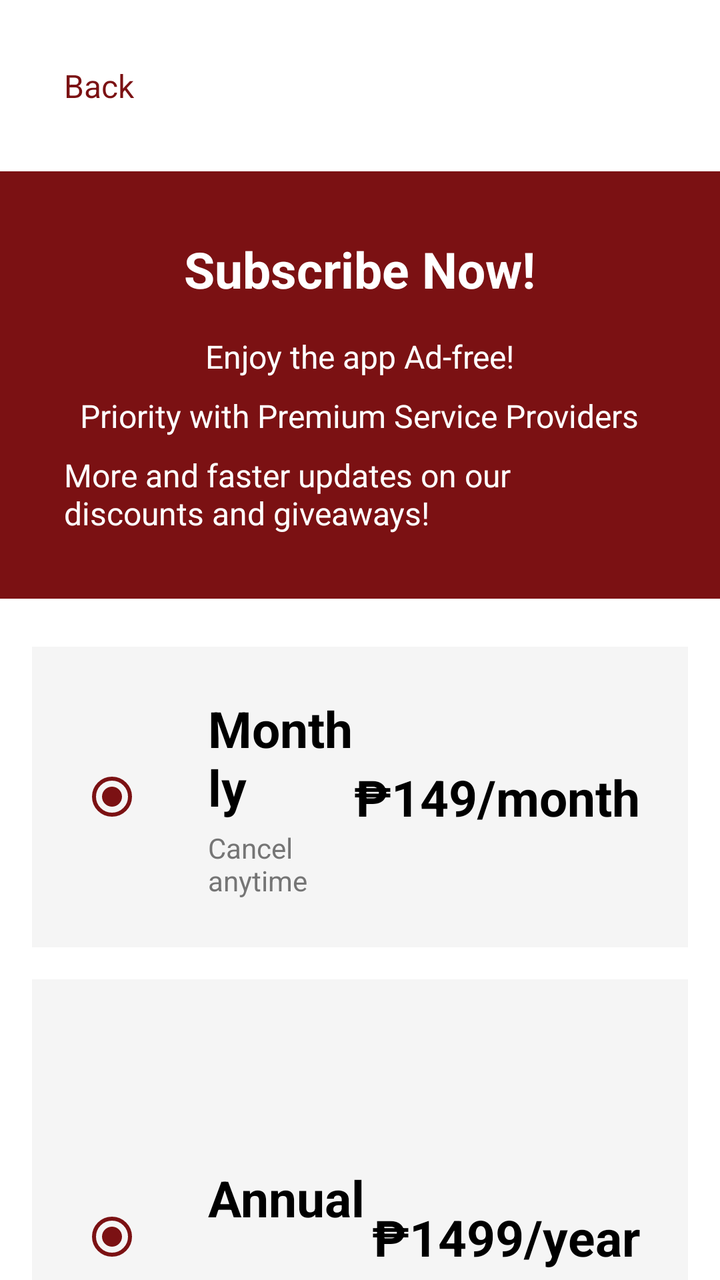
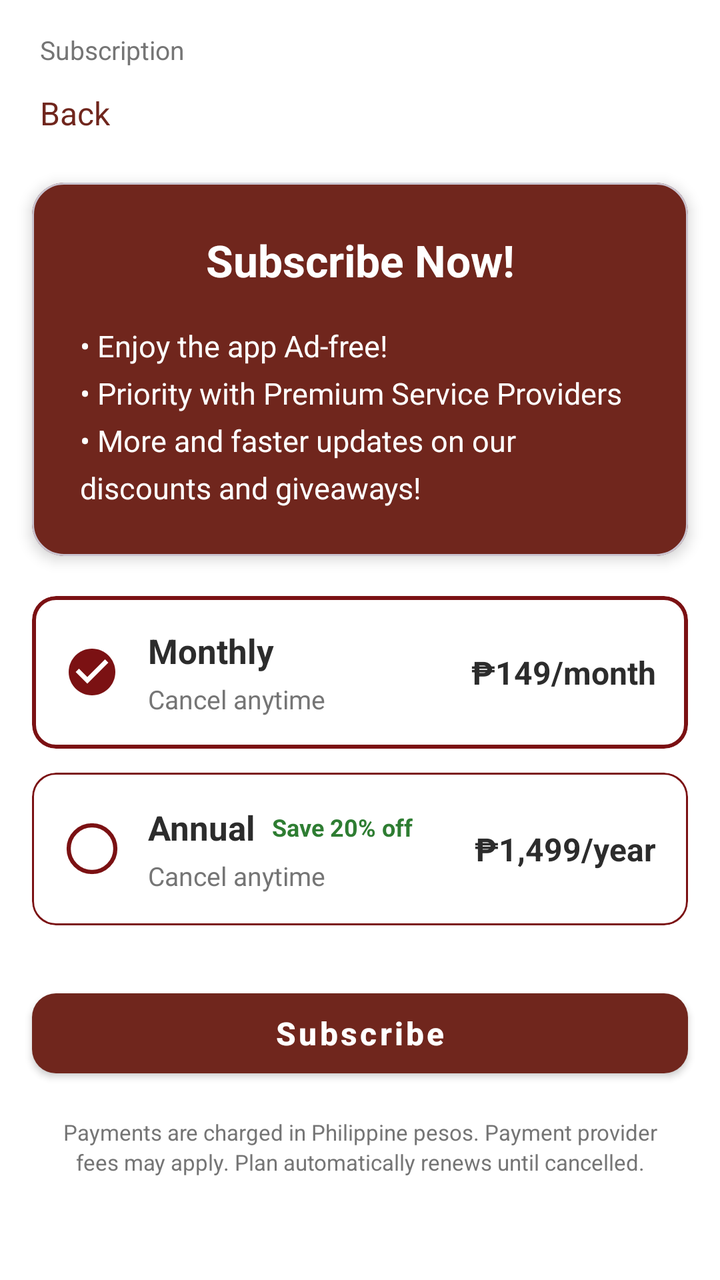

Two renders of the same Android screen: before a commit and after it. Below are the layout's source before the change and the commit's diff.
<!-- AndroidManifest.xml: application theme Theme.FixItFinderApp -->
<!-- res/layout/activity_subscription.xml -->
<?xml version="1.0" encoding="utf-8"?>
<androidx.constraintlayout.widget.ConstraintLayout
    xmlns:android="http://schemas.android.com/apk/res/android"
    xmlns:app="http://schemas.android.com/apk/res-auto"
    android:layout_width="match_parent"
    android:layout_height="match_parent"
    android:background="@android:color/white">

    
    <TextView
        android:id="@+id/tvBack"
        android:layout_width="wrap_content"
        android:layout_height="wrap_content"
        android:text="Back"
        android:textColor="@color/color_primary"
        android:textSize="16sp"
        android:padding="16dp"
        android:clickable="true"
        android:focusable="true"
        app:layout_constraintTop_toTopOf="parent"
        app:layout_constraintStart_toStartOf="parent"
        android:layout_marginTop="16dp"
        android:layout_marginStart="16dp" />

    
    <LinearLayout
        android:id="@+id/layoutHeader"
        android:layout_width="match_parent"
        android:layout_height="wrap_content"
        android:orientation="vertical"
        android:background="@color/color_primary"
        android:padding="32dp"
        android:gravity="center"
        android:layout_marginTop="16dp"
        app:layout_constraintTop_toBottomOf="@+id/tvBack"
        app:layout_constraintStart_toStartOf="parent"
        app:layout_constraintEnd_toEndOf="parent">

        <TextView
            android:layout_width="wrap_content"
            android:layout_height="wrap_content"
            android:text="Subscribe Now!"
            android:textSize="25sp"
            android:textStyle="bold"
            android:textColor="@color/white"
            android:layout_marginBottom="16dp" />

        <TextView
            android:layout_width="wrap_content"
            android:layout_height="wrap_content"
            android:text="Enjoy the app Ad-free!"
            android:textSize="16sp"
            android:textColor="@color/white"
            android:layout_marginBottom="8dp" />

        <TextView
            android:layout_width="wrap_content"
            android:layout_height="wrap_content"
            android:text="Priority with Premium Service Providers"
            android:textSize="16sp"
            android:textColor="@color/white"
            android:layout_marginBottom="8dp" />

        <TextView
            android:layout_width="wrap_content"
            android:layout_height="wrap_content"
            android:text="More and faster updates on our discounts and giveaways!"
            android:textSize="16sp"
            android:textColor="@color/white" />
    </LinearLayout>

    
    <LinearLayout
        android:id="@+id/layoutMonthly"
        android:layout_width="match_parent"
        android:layout_height="wrap_content"
        android:orientation="horizontal"
        android:padding="24dp"
        android:gravity="center_vertical"
        android:background="#F5F5F5"
        android:layout_marginStart="16dp"
        android:layout_marginEnd="16dp"
        android:layout_marginTop="24dp"
        app:layout_constraintTop_toBottomOf="@+id/layoutHeader"
        app:layout_constraintStart_toStartOf="parent"
        app:layout_constraintEnd_toEndOf="parent">

        <RadioButton
            android:id="@+id/radioMonthly"
            android:layout_width="wrap_content"
            android:layout_height="wrap_content"
            android:checked="true"
            android:buttonTint="@color/color_primary"
            android:layout_marginEnd="16dp" />

        <LinearLayout
            android:layout_width="0dp"
            android:layout_height="wrap_content"
            android:layout_weight="1"
            android:orientation="vertical">

            <TextView
                android:layout_width="wrap_content"
                android:layout_height="wrap_content"
                android:text="Monthly"
                android:textSize="25sp"
                android:textStyle="bold"
                android:textColor="@android:color/black" />

            <TextView
                android:layout_width="wrap_content"
                android:layout_height="wrap_content"
                android:text="Cancel anytime"
                android:textSize="14sp"
                android:textColor="#757575"
                android:layout_marginTop="4dp" />
        </LinearLayout>

        <TextView
            android:layout_width="wrap_content"
            android:layout_height="wrap_content"
            android:text="₱149/month"
            android:textSize="25sp"
            android:textStyle="bold"
            android:textColor="@android:color/black" />
    </LinearLayout>

    
    <LinearLayout
        android:id="@+id/layoutAnnual"
        android:layout_width="match_parent"
        android:layout_height="wrap_content"
        android:orientation="horizontal"
        android:padding="24dp"
        android:gravity="center_vertical"
        android:background="#F5F5F5"
        android:layout_marginStart="16dp"
        android:layout_marginEnd="16dp"
        android:layout_marginTop="16dp"
        app:layout_constraintTop_toBottomOf="@+id/layoutMonthly"
        app:layout_constraintStart_toStartOf="parent"
        app:layout_constraintEnd_toEndOf="parent">

        <RadioButton
            android:id="@+id/radioAnnual"
            android:layout_width="wrap_content"
            android:layout_height="wrap_content"
            android:checked="true"
            android:buttonTint="@color/color_primary"
            android:layout_marginEnd="16dp" />

        <LinearLayout
            android:layout_width="0dp"
            android:layout_height="wrap_content"
            android:layout_weight="1"
            android:orientation="vertical">

            <LinearLayout
                android:layout_width="wrap_content"
                android:layout_height="wrap_content"
                android:orientation="horizontal"
                android:gravity="center_vertical">

                <TextView
                    android:layout_width="wrap_content"
                    android:layout_height="wrap_content"
                    android:text="Annual"
                    android:textSize="25sp"
                    android:textStyle="bold"
                    android:textColor="@android:color/black" />

                <TextView
                    android:layout_width="wrap_content"
                    android:layout_height="wrap_content"
                    android:text="Save 20% off"
                    android:textSize="12sp"
                    android:textColor="#4CAF50"
                    android:textStyle="bold"
                    android:layout_marginStart="8dp" />
            </LinearLayout>

            <TextView
                android:layout_width="wrap_content"
                android:layout_height="wrap_content"
                android:text="Cancel anytime"
                android:textSize="14sp"
                android:textColor="#757575"
                android:layout_marginTop="4dp" />
        </LinearLayout>

        <TextView
            android:layout_width="wrap_content"
            android:layout_height="wrap_content"
            android:text="₱1499/year"
            android:textSize="25sp"
            android:textStyle="bold"
            android:textColor="@android:color/black" />
    </LinearLayout>

    
    <Button
        android:id="@+id/btnSubscribe"
        android:layout_width="0dp"
        android:layout_height="wrap_content"
        android:text="Subscribe"
        android:textColor="@color/white"
        android:backgroundTint="@color/color_primary"
        android:padding="16dp"
        android:layout_marginStart="16dp"
        android:layout_marginEnd="16dp"
        android:layout_marginTop="32dp"
        app:layout_constraintTop_toBottomOf="@+id/layoutAnnual"
        app:layout_constraintStart_toStartOf="parent"
        app:layout_constraintEnd_toEndOf="parent" />

    
    <TextView
        android:id="@+id/tvFooter"
        android:layout_width="0dp"
        android:layout_height="wrap_content"
        android:text="Payments are charged in Philippine pesos. Payment provider fees may apply. Plan automatically renews until cancelled."
        android:textSize="12sp"
        android:textColor="#757575"
        android:gravity="center"
        android:layout_marginStart="16dp"
        android:layout_marginEnd="16dp"
        android:layout_marginTop="16dp"
        android:layout_marginBottom="16dp"
        app:layout_constraintTop_toBottomOf="@+id/btnSubscribe"
        app:layout_constraintStart_toStartOf="parent"
        app:layout_constraintEnd_toEndOf="parent"
        app:layout_constraintBottom_toBottomOf="parent" />

</androidx.constraintlayout.widget.ConstraintLayout>
<!-- resources referenced by this layout -->
<resources>
  <color name="color_primary">#7B1113</color>
  <color name="white">#FFFFFFFF</color>
  <style name="Theme.FixItFinderApp" parent="Base.Theme.FixItFinderApp" />
  <style name="Base.Theme.FixItFinderApp" parent="Theme.Material3.DayNight.NoActionBar">
          <item name="colorPrimary">@color/color_primary</item>
          <item name="colorSecondary">@color/color_secondary</item>
          <item name="colorSurface">@color/color_background</item>
          <item name="colorOnSurface">@color/color_text_dark</item>
          <item name="colorPrimaryContainer">@color/color_primary</item>
          <item name="colorOnPrimary">@color/color_background</item>
      </style>
  <color name="color_secondary">#825037</color>
  <color name="color_background">#FFFFFF</color>
  <color name="color_text_dark">#2C2C2C</color>
</resources>

<!-- the commit's change to res/layout/activity_subscription.xml (unified diff, before → after) -->
@@ -1,234 +1,271 @@
 <?xml version="1.0" encoding="utf-8"?>
-<androidx.constraintlayout.widget.ConstraintLayout
-    xmlns:android="http://schemas.android.com/apk/res/android"
+<androidx.core.widget.NestedScrollView xmlns:android="http://schemas.android.com/apk/res/android"
     xmlns:app="http://schemas.android.com/apk/res-auto"
     android:layout_width="match_parent"
     android:layout_height="match_parent"
-    android:background="@android:color/white">
-
-    
-    <TextView
-        android:id="@+id/tvBack"
-        android:layout_width="wrap_content"
-        android:layout_height="wrap_content"
-        android:text="Back"
-        android:textColor="@color/color_primary"
-        android:textSize="16sp"
-        android:padding="16dp"
-        android:clickable="true"
-        android:focusable="true"
-        app:layout_constraintTop_toTopOf="parent"
-        app:layout_constraintStart_toStartOf="parent"
-        android:layout_marginTop="16dp"
-        android:layout_marginStart="16dp" />
-
-    
-    <LinearLayout
-        android:id="@+id/layoutHeader"
+    android:background="@color/white"
+    android:clipToPadding="false"
+    android:fillViewport="true">
+
+    <androidx.constraintlayout.widget.ConstraintLayout
         android:layout_width="match_parent"
         android:layout_height="wrap_content"
-        android:orientation="vertical"
-        android:background="@color/color_primary"
-        android:padding="32dp"
-        android:gravity="center"
-        android:layout_marginTop="16dp"
-        app:layout_constraintTop_toBottomOf="@+id/tvBack"
-        app:layout_constraintStart_toStartOf="parent"
-        app:layout_constraintEnd_toEndOf="parent">
+        android:paddingBottom="24dp">
 
         <TextView
+            android:id="@+id/tvScreenTitle"
             android:layout_width="wrap_content"
             android:layout_height="wrap_content"
-            android:text="Subscribe Now!"
-            android:textSize="25sp"
+            android:layout_marginStart="20dp"
+            android:layout_marginTop="16dp"
+            android:text="Subscription"
+            android:textColor="@color/text_gray"
+            android:textSize="13sp"
+            app:layout_constraintStart_toStartOf="parent"
+            app:layout_constraintTop_toTopOf="parent" />
+
+        <TextView
+            android:id="@+id/tvBack"
+            android:layout_width="wrap_content"
+            android:layout_height="wrap_content"
+            android:layout_marginStart="20dp"
+            android:layout_marginTop="4dp"
+            android:background="?attr/selectableItemBackground"
+            android:clickable="true"
+            android:focusable="true"
+            android:paddingTop="8dp"
+            android:paddingBottom="8dp"
+            android:paddingEnd="12dp"
+            android:text="Back"
+            android:textColor="@color/subscription_maroon"
+            android:textSize="16sp"
+            app:layout_constraintStart_toStartOf="parent"
+            app:layout_constraintTop_toBottomOf="@+id/tvScreenTitle" />
+
+        <com.google.android.material.card.MaterialCardView
+            android:id="@+id/cardPromo"
+            android:layout_width="0dp"
+            android:layout_height="wrap_content"
+            android:layout_marginStart="16dp"
+            android:layout_marginTop="16dp"
+            android:layout_marginEnd="16dp"
+            app:cardBackgroundColor="@color/subscription_maroon"
+            app:cardCornerRadius="16dp"
+            app:cardElevation="4dp"
+            app:layout_constraintEnd_toEndOf="parent"
+            app:layout_constraintStart_toStartOf="parent"
+            app:layout_constraintTop_toBottomOf="@+id/tvBack">
+
+            <LinearLayout
+                android:layout_width="match_parent"
+                android:layout_height="wrap_content"
+                android:orientation="vertical"
+                android:padding="24dp">
+
+                <TextView
+                    android:layout_width="match_parent"
+                    android:layout_height="wrap_content"
+                    android:gravity="center"
+                    android:text="Subscribe Now!"
+                    android:textColor="@color/white"
+                    android:textSize="22sp"
+                    android:textStyle="bold" />
+
+                <TextView
+                    android:layout_width="match_parent"
+                    android:layout_height="wrap_content"
+                    android:layout_marginTop="18dp"
+                    android:lineSpacingExtra="6dp"
+                    android:text="@string/subscription_bullet_list"
+                    android:textColor="@color/white"
+                    android:textSize="15sp" />
+            </LinearLayout>
+        </com.google.android.material.card.MaterialCardView>
+
+        <com.google.android.material.card.MaterialCardView
+            android:id="@+id/cardPlanMonthly"
+            android:layout_width="0dp"
+            android:layout_height="wrap_content"
+            android:layout_marginStart="16dp"
+            android:layout_marginTop="20dp"
+            android:layout_marginEnd="16dp"
+            android:clickable="true"
+            android:focusable="true"
+            android:foreground="?attr/selectableItemBackground"
+            app:cardBackgroundColor="@color/white"
+            app:cardCornerRadius="12dp"
+            app:cardElevation="0dp"
+            app:layout_constraintEnd_toEndOf="parent"
+            app:layout_constraintStart_toStartOf="parent"
+            app:layout_constraintTop_toBottomOf="@+id/cardPromo"
+            app:strokeColor="@color/color_primary"
+            app:strokeWidth="2dp">
+
+            <LinearLayout
+                android:layout_width="match_parent"
+                android:layout_height="wrap_content"
+                android:gravity="center_vertical"
+                android:orientation="horizontal"
+                android:padding="16dp">
+
+                <ImageView
+                    android:id="@+id/ivPlanMonthly"
+                    android:layout_width="28dp"
+                    android:layout_height="28dp"
+                    android:contentDescription="@string/subscription_plan_cd"
+                    android:src="@drawable/ic_subscription_plan_selected" />
+
+                <LinearLayout
+                    android:layout_width="0dp"
+                    android:layout_height="wrap_content"
+                    android:layout_marginStart="14dp"
+                    android:layout_weight="1"
+                    android:orientation="vertical">
+
+                    <TextView
+                        android:layout_width="wrap_content"
+                        android:layout_height="wrap_content"
+                        android:text="@string/subscription_plan_monthly"
+                        android:textColor="@color/color_text_dark"
+                        android:textSize="17sp"
+                        android:textStyle="bold" />
+
+                    <TextView
+                        android:layout_width="wrap_content"
+                        android:layout_height="wrap_content"
+                        android:layout_marginTop="4dp"
+                        android:text="@string/subscription_cancel_anytime"
+                        android:textColor="@color/text_gray"
+                        android:textSize="13sp" />
+                </LinearLayout>
+
+                <TextView
+                    android:layout_width="wrap_content"
+                    android:layout_height="wrap_content"
+                    android:text="@string/subscription_price_monthly"
+                    android:textColor="@color/color_text_dark"
+                    android:textSize="16sp"
+                    android:textStyle="bold" />
+            </LinearLayout>
+        </com.google.android.material.card.MaterialCardView>
+
+        <com.google.android.material.card.MaterialCardView
+            android:id="@+id/cardPlanAnnual"
+            android:layout_width="0dp"
+            android:layout_height="wrap_content"
+            android:layout_marginStart="16dp"
+            android:layout_marginTop="12dp"
+            android:layout_marginEnd="16dp"
+            android:clickable="true"
+            android:focusable="true"
+            android:foreground="?attr/selectableItemBackground"
+            app:cardBackgroundColor="@color/white"
+            app:cardCornerRadius="12dp"
+            app:cardElevation="0dp"
+            app:layout_constraintEnd_toEndOf="parent"
+            app:layout_constraintStart_toStartOf="parent"
+            app:layout_constraintTop_toBottomOf="@+id/cardPlanMonthly"
+            app:strokeColor="@color/color_primary"
+            app:strokeWidth="1dp">
+
+            <LinearLayout
+                android:layout_width="match_parent"
+                android:layout_height="wrap_content"
+                android:gravity="center_vertical"
+                android:orientation="horizontal"
+                android:padding="16dp">
+
+                <ImageView
+                    android:id="@+id/ivPlanAnnual"
+                    android:layout_width="28dp"
+                    android:layout_height="28dp"
+                    android:contentDescription="@string/subscription_plan_cd"
+                    android:src="@drawable/ic_subscription_plan_unselected" />
+
+                <LinearLayout
+                    android:layout_width="0dp"
+                    android:layout_height="wrap_content"
+                    android:layout_marginStart="14dp"
+                    android:layout_weight="1"
+                    android:orientation="vertical">
+
+                    <LinearLayout
+                        android:layout_width="wrap_content"
+                        android:layout_height="wrap_content"
+                        android:gravity="center_vertical"
+                        android:orientation="horizontal">
+
+                        <TextView
+                            android:layout_width="wrap_content"
+                            android:layout_height="wrap_content"
+                            android:text="@string/subscription_plan_annual"
+                            android:textColor="@color/color_text_dark"
+                            android:textSize="17sp"
+                            android:textStyle="bold" />
+
+                        <TextView
+                            android:layout_width="wrap_content"
+                            android:layout_height="wrap_content"
+                            android:layout_marginStart="8dp"
+                            android:text="@string/subscription_save_pct"
+                            android:textColor="@color/subscription_save_green"
+                            android:textSize="12sp"
+                            android:textStyle="bold" />
+                    </LinearLayout>
+
+                    <TextView
+                        android:layout_width="wrap_content"
+                        android:layout_height="wrap_content"
+                        android:layout_marginTop="4dp"
+                        android:text="@string/subscription_cancel_anytime"
+                        android:textColor="@color/text_gray"
+                        android:textSize="13sp" />
+                </LinearLayout>
+
+                <TextView
+                    android:layout_width="wrap_content"
+                    android:layout_height="wrap_content"
+                    android:text="@string/subscription_price_annual"
+                    android:textColor="@color/color_text_dark"
+                    android:textSize="16sp"
+                    android:textStyle="bold" />
+            </LinearLayout>
+        </com.google.android.material.card.MaterialCardView>
+
+        <com.google.android.material.button.MaterialButton
+            android:id="@+id/btnSubscribe"
+            style="@style/Widget.MaterialComponents.Button"
+            android:layout_width="0dp"
+            android:layout_height="52dp"
+            android:layout_marginStart="16dp"
+            android:layout_marginTop="28dp"
+            android:layout_marginEnd="16dp"
+            android:text="@string/subscribe"
+            android:textAllCaps="false"
+            android:textColor="@color/white"
+            android:textSize="16sp"
             android:textStyle="bold"
-            android:textColor="@color/white"
-            android:layout_marginBottom="16dp" />
+            app:backgroundTint="@color/subscription_maroon"
+            app:cornerRadius="12dp"
+            app:layout_constraintEnd_toEndOf="parent"
+            app:layout_constraintStart_toStartOf="parent"
+            app:layout_constraintTop_toBottomOf="@+id/cardPlanAnnual" />
 
         <TextView
-            android:layout_width="wrap_content"
-            android:layout_height="wrap_content"
-            android:text="Enjoy the app Ad-free!"
-            android:textSize="16sp"
-            android:textColor="@color/white"
-            android:layout_marginBottom="8dp" />
-
-        <TextView
-            android:layout_width="wrap_content"
-            android:layout_height="wrap_content"
-            android:text="Priority with Premium Service Providers"
-            android:textSize="16sp"
-            android:textColor="@color/white"
-            android:layout_marginBottom="8dp" />
-
-        <TextView
-            android:layout_width="wrap_content"
-            android:layout_height="wrap_content"
-            android:text="More and faster updates on our discounts and giveaways!"
-            android:textSize="16sp"
-            android:textColor="@color/white" />
-    </LinearLayout>
-
-    
-    <LinearLayout
-        android:id="@+id/layoutMonthly"
-        android:layout_width="match_parent"
-        android:layout_height="wrap_content"
-        android:orientation="horizontal"
-        android:padding="24dp"
-        android:gravity="center_vertical"
-        android:background="#F5F5F5"
-        android:layout_marginStart="16dp"
-        android:layout_marginEnd="16dp"
-        android:layout_marginTop="24dp"
-        app:layout_constraintTop_toBottomOf="@+id/layoutHeader"
-        app:layout_constraintStart_toStartOf="parent"
-        app:layout_constraintEnd_toEndOf="parent">
-
-        <RadioButton
-            android:id="@+id/radioMonthly"
-            android:layout_width="wrap_content"
-            android:layout_height="wrap_content"
-            android:checked="true"
-            android:buttonTint="@color/color_primary"
-            android:layout_marginEnd="16dp" />
-
-        <LinearLayout
-            android:layout_width="0dp"
-            android:layout_height="wrap_content"
-            android:layout_weight="1"
-            android:orientation="vertical">
-
-            <TextView
-                android:layout_width="wrap_content"
-                android:layout_height="wrap_content"
-                android:text="Monthly"
-                android:textSize="25sp"
-                android:textStyle="bold"
-                android:textColor="@android:color/black" />
-
-            <TextView
-                android:layout_width="wrap_content"
-                android:layout_height="wrap_content"
-                android:text="Cancel anytime"
-                android:textSize="14sp"
-                android:textColor="#757575"
-                android:layout_marginTop="4dp" />
-        </LinearLayout>
-
-        <TextView
-            android:layout_width="wrap_content"
-            android:layout_height="wrap_content"
-            android:text="₱149/month"
-            android:textSize="25sp"
-            android:textStyle="bold"
-            android:textColor="@android:color/black" />
-    </LinearLayout>
-
-    
-    <LinearLayout
-        android:id="@+id/layoutAnnual"
-        android:layout_width="match_parent"
-        android:layout_height="wrap_content"
-        android:orientation="horizontal"
-        android:padding="24dp"
-        android:gravity="center_vertical"
-        android:background="#F5F5F5"
-        android:layout_marginStart="16dp"
-        android:layout_marginEnd="16dp"
-        android:layout_marginTop="16dp"
-        app:layout_constraintTop_toBottomOf="@+id/layoutMonthly"
-        app:layout_constraintStart_toStartOf="parent"
-        app:layout_constraintEnd_toEndOf="parent">
-
-        <RadioButton
-            android:id="@+id/radioAnnual"
-            android:layout_width="wrap_content"
-            android:layout_height="wrap_content"
-            android:checked="true"
-            android:buttonTint="@color/color_primary"
-            android:layout_marginEnd="16dp" />
-
-        <LinearLayout
-            android:layout_width="0dp"
-            android:layout_height="wrap_content"
-            android:layout_weight="1"
-            android:orientation="vertical">
-
-            <LinearLayout
-                android:layout_width="wrap_content"
-                android:layout_height="wrap_content"
-                android:orientation="horizontal"
-                android:gravity="center_vertical">
-
-                <TextView
-                    android:layout_width="wrap_content"
-                    android:layout_height="wrap_content"
-                    android:text="Annual"
-                    android:textSize="25sp"
-                    android:textStyle="bold"
-                    android:textColor="@android:color/black" />
-
-                <TextView
-                    android:layout_width="wrap_content"
-                    android:layout_height="wrap_content"
-                    android:text="Save 20% off"
-                    android:textSize="12sp"
-                    android:textColor="#4CAF50"
-                    android:textStyle="bold"
-                    android:layout_marginStart="8dp" />
-            </LinearLayout>
-
-            <TextView
-                android:layout_width="wrap_content"
-                android:layout_height="wrap_content"
-                android:text="Cancel anytime"
-                android:textSize="14sp"
-                android:textColor="#757575"
-                android:layout_marginTop="4dp" />
-        </LinearLayout>
-
-        <TextView
-            android:layout_width="wrap_content"
-            android:layout_height="wrap_content"
-            android:text="₱1499/year"
-            android:textSize="25sp"
-            android:textStyle="bold"
-            android:textColor="@android:color/black" />
-    </LinearLayout>
-
-    
-    <Button
-        android:id="@+id/btnSubscribe"
-        android:layout_width="0dp"
-        android:layout_height="wrap_content"
-        android:text="Subscribe"
-        android:textColor="@color/white"
-        android:backgroundTint="@color/color_primary"
-        android:padding="16dp"
-        android:layout_marginStart="16dp"
-        android:layout_marginEnd="16dp"
-        android:layout_marginTop="32dp"
-        app:layout_constraintTop_toBottomOf="@+id/layoutAnnual"
-        app:layout_constraintStart_toStartOf="parent"
-        app:layout_constraintEnd_toEndOf="parent" />
-
-    
-    <TextView
-        android:id="@+id/tvFooter"
-        android:layout_width="0dp"
-        android:layout_height="wrap_content"
-        android:text="Payments are charged in Philippine pesos. Payment provider fees may apply. Plan automatically renews until cancelled."
-        android:textSize="12sp"
-        android:textColor="#757575"
-        android:gravity="center"
-        android:layout_marginStart="16dp"
-        android:layout_marginEnd="16dp"
-        android:layout_marginTop="16dp"
-        android:layout_marginBottom="16dp"
-        app:layout_constraintTop_toBottomOf="@+id/btnSubscribe"
-        app:layout_constraintStart_toStartOf="parent"
-        app:layout_constraintEnd_toEndOf="parent"
-        app:layout_constraintBottom_toBottomOf="parent" />
-
-</androidx.constraintlayout.widget.ConstraintLayout>
+            android:id="@+id/tvFooter"
+            android:layout_width="0dp"
+            android:layout_height="wrap_content"
+            android:layout_marginStart="20dp"
+            android:layout_marginTop="16dp"
+            android:layout_marginEnd="20dp"
+            android:gravity="center"
+            android:lineSpacingExtra="2dp"
+            android:text="@string/subscription_footer_legal"
+            android:textColor="@color/text_gray"
+            android:textSize="11sp"
+            app:layout_constraintEnd_toEndOf="parent"
+            app:layout_constraintStart_toStartOf="parent"
+            app:layout_constraintTop_toBottomOf="@+id/btnSubscribe" />
+
+    </androidx.constraintlayout.widget.ConstraintLayout>
+</androidx.core.widget.NestedScrollView>
<!-- resource entries referenced after the edit -->
@@ -2,6 +2,43 @@
 <resources>
   <color name="color_primary">#7B1113</color>
   <color name="white">#FFFFFFFF</color>
+  <!-- drawable ic_subscription_plan_selected (drawable) -->
+  <?xml version="1.0" encoding="utf-8"?>
+  <vector xmlns:android="http://schemas.android.com/apk/res/android"
+      android:width="28dp"
+      android:height="28dp"
+      android:viewportWidth="24"
+      android:viewportHeight="24">
+      <path
+          android:fillColor="@color/color_primary"
+          android:pathData="M12,2C6.48,2 2,6.48 2,12s4.48,10 10,10 10,-4.48 10,-10S17.52,2 12,2z" />
+      <path
+          android:fillColor="@color/white"
+          android:pathData="M10,17l-5,-5 1.41,-1.42L10,14.17l7.59,-7.59L19,8l-9,9z" />
+  </vector>
+  <!-- drawable ic_subscription_plan_unselected (drawable) -->
+  <?xml version="1.0" encoding="utf-8"?>
+  <vector xmlns:android="http://schemas.android.com/apk/res/android"
+      android:width="28dp"
+      android:height="28dp"
+      android:viewportWidth="24"
+      android:viewportHeight="24">
+      <path
+          android:fillColor="@android:color/transparent"
+          android:strokeColor="@color/color_primary"
+          android:strokeWidth="1.8"
+          android:pathData="M12,2C6.48,2 2,6.48 2,12s4.48,10 10,10 10,-4.48 10,-10S17.52,2 12,2z" />
+  </vector>
+  <string name="subscribe">Subscribe</string>
+  <string name="subscription_bullet_list">• Enjoy the app Ad-free!\n• Priority with Premium Service Providers\n• More and faster updates on our discounts and giveaways!</string>
+  <string name="subscription_cancel_anytime">Cancel anytime</string>
+  <string name="subscription_footer_legal">Payments are charged in Philippine pesos. Payment provider fees may apply. Plan automatically renews until cancelled.</string>
+  <string name="subscription_plan_annual">Annual</string>
+  <string name="subscription_plan_cd">Plan option</string>
+  <string name="subscription_plan_monthly">Monthly</string>
+  <string name="subscription_price_annual">₱1,499/year</string>
+  <string name="subscription_price_monthly">₱149/month</string>
+  <string name="subscription_save_pct">Save 20% off</string>
   <style name="Theme.FixItFinderApp" parent="Base.Theme.FixItFinderApp" />
   <style name="Base.Theme.FixItFinderApp" parent="Theme.Material3.DayNight.NoActionBar">
           <item name="colorPrimary">@color/color_primary</item>
@@ -14,5 +51,8 @@
   <color name="color_secondary">#825037</color>
   <color name="color_background">#FFFFFF</color>
   <color name="color_text_dark">#2C2C2C</color>
+  <color name="subscription_maroon">#70261D</color>
+  <color name="subscription_save_green">#2E7D32</color>
+  <color name="text_gray">#757575</color>
 </resources>
 
